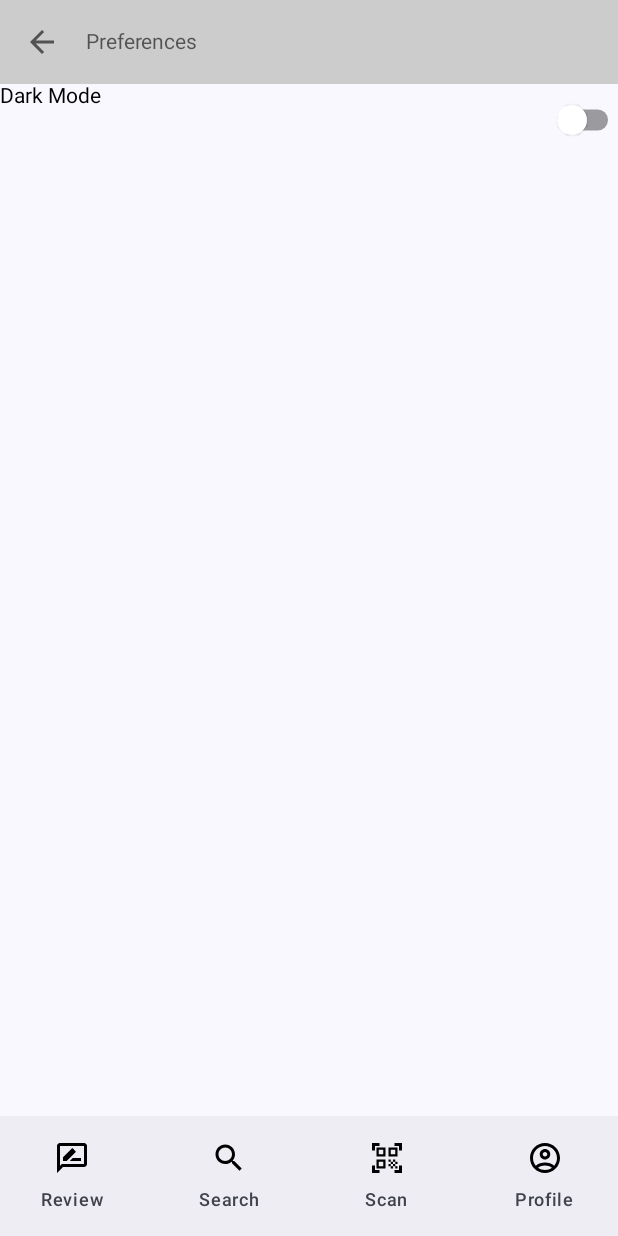
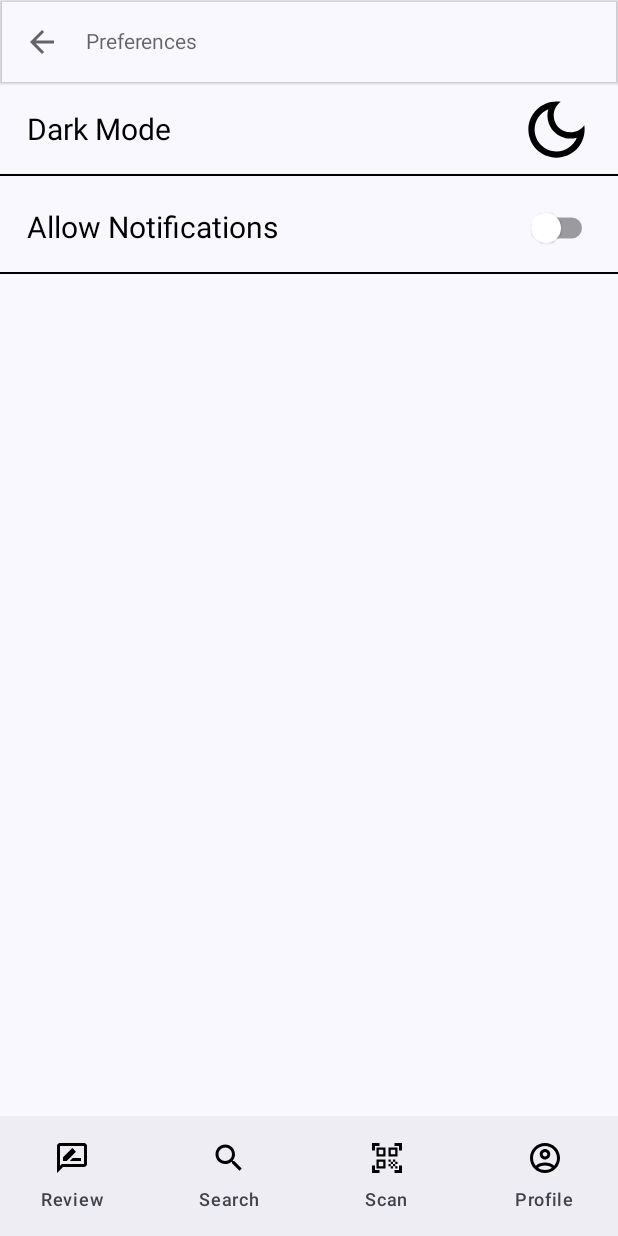
Before and after one commit to Geocasmith/BrewApp, an Android app built with Jetpack Compose: the edit screen opened through its navigation route, on a phone screen of 412 x 824 dp. Run offline under Robolectric (Android 15) with nearby library versions, the phone set to English and light mode, and no system bars; our stand-ins replace accompanist; libraries missing offline, so code that uses them is left out: com.google.accompanist.navigation.

Commit message:
Updating Pref Screen and Working with Protobuffers

```diff
--- /dev/null
+++ b/app/src/main/java/com/example/seng440assignment2/PrefScreen.kt
@@ -0,0 +1,131 @@
+package com.example.seng440assignment2
+
+import androidx.compose.foundation.layout.*
+import androidx.compose.foundation.lazy.LazyColumn
+import androidx.compose.foundation.lazy.items
+import androidx.compose.material.*
+import androidx.compose.material.icons.Icons
+import androidx.compose.material.icons.outlined.ArrowBack
+import androidx.compose.material.icons.outlined.DarkMode
+import androidx.compose.material.icons.outlined.LightMode
+import androidx.compose.runtime.*
+import androidx.compose.ui.Alignment
+import androidx.compose.ui.Modifier
+import androidx.compose.ui.graphics.Color
+import androidx.compose.ui.res.stringResource
+import androidx.compose.ui.tooling.preview.Preview
+import androidx.compose.ui.unit.dp
+import androidx.compose.ui.unit.sp
+import androidx.compose.ui.window.Dialog
+import androidx.lifecycle.ViewModel
+
+
+@OptIn(ExperimentalMaterialApi::class)
+@Composable
+fun PrefScreen(onBackButtonPress: () -> Unit) {
+
+    var isDarkMode by remember { mutableStateOf(false) };
+    var allowNotification by remember { mutableStateOf(false) }
+    var openDayDialog by remember { mutableStateOf(false) }
+
+    val days = listOf("Monday", "Tuesday", "Wednesday", "Thursday", "Friday", "Saturday", "Sunday")
+    val selectedDays = mutableStateListOf<String>()
+
+    if (openDayDialog) {
+        Dialog(onDismissRequest = { openDayDialog = false }) {
+            LazyColumn {
+                items(items = days, key = {days.indexOf(it)}) { day ->
+                    Text(text = day)
+                    Checkbox(checked = selectedDays.contains(day), onCheckedChange = { isChecked ->
+                        if (isChecked) {
+                            selectedDays.remove(day)
+                        } else {
+                            selectedDays.add(day)
+                        }
+                    })
+                }
+            }
+        }
+    }
+
+    Column(Modifier.fillMaxWidth()) {
+        TopAppBar(backgroundColor = Color.Transparent, elevation = 1.dp)
+        {
+            IconButton(onClick = { onBackButtonPress() }) {
+                Icon(Icons.Outlined.ArrowBack, contentDescription = null)
+            }
+            Text(modifier = Modifier.padding(horizontal = 5.dp), text = stringResource(id = R.string.profile_pref))
+        }
+        LazyColumn(verticalArrangement = Arrangement.spacedBy(4.dp)) {
+            item {
+                Box(modifier = Modifier
+                    .fillMaxWidth()
+                    .padding(horizontal = 16.dp)
+                    .size(60.dp), contentAlignment = Alignment.CenterStart)
+                {
+                    Row(verticalAlignment = Alignment.CenterVertically) {
+                        Text(modifier = Modifier.padding(horizontal = 2.dp),
+                            text = stringResource(id = R.string.pref_darkmode),
+                            fontSize = 20.sp)
+                        Spacer(modifier = Modifier.weight(1f))
+                        IconButton( onClick = { isDarkMode = !isDarkMode }) {
+                            if (!isDarkMode) {
+                                Icon(Icons.Outlined.DarkMode, modifier = Modifier.size(50.dp), contentDescription = null)
+                            }
+                            else {
+                                Icon(Icons.Outlined.LightMode, modifier = Modifier.size(50.dp), contentDescription = null)
+                            }
+                        }
+                    }
+                }
+                Divider(color = Color.Black)
+            }
+            item {
+                Box(modifier = Modifier
+                    .fillMaxWidth()
+                    .padding(horizontal = 16.dp)
+                    .size(60.dp), contentAlignment = Alignment.CenterStart)
+                {
+                    Row(verticalAlignment = Alignment.CenterVertically) {
+                        Text(modifier = Modifier.padding(horizontal = 2.dp),
+                            text = stringResource(id = R.string.pref_allow_notifications),
+                            fontSize = 20.sp)
+                        Spacer(modifier = Modifier.weight(1f))
+                        Switch(modifier = Modifier.size(50.dp), checked = allowNotification, onCheckedChange = { allowNotification = !allowNotification })
+                    }
+                }
+                Divider(color = Color.Black)
+            }
+
+            if (allowNotification) {
+                item {
+                    Box(modifier = Modifier
+                        .fillMaxWidth()
+                        .padding(horizontal = 16.dp)
+                        .size(60.dp)
+                        , contentAlignment = Alignment.CenterStart)
+                    {
+                        Row(verticalAlignment = Alignment.CenterVertically) {
+                            Text(modifier = Modifier.padding(horizontal = 2.dp),
+                                text = stringResource(id = R.string.pref_notification_days),
+                                fontSize = 20.sp)
+                            Spacer(modifier = Modifier.weight(1f))
+                            Button(onClick = { openDayDialog = true }) {
+                                Text(text = "Set")
+                            }
+                        }
+                    }
+                    Divider(color = Color.Black)
+                }
+            }
+        }
+    }
+}
+
+@Preview
+@Composable
+fun Prev() {
+    PrefScreen {
+        null
+    }
+}
--- a/app/src/main/java/com/example/seng440assignment2/ProfileScreen.kt
+++ b/app/src/main/java/com/example/seng440assignment2/ProfileScreen.kt
@@ -3,23 +3,26 @@ package com.example.seng440assignment2
 import androidx.compose.foundation.ExperimentalFoundationApi
 import androidx.compose.foundation.layout.*
 import androidx.compose.foundation.lazy.LazyColumn
+import androidx.compose.foundation.lazy.items
 import androidx.compose.foundation.shape.CircleShape
 import androidx.compose.material.*
 import androidx.compose.material.icons.Icons
-import androidx.compose.material.icons.outlined.ArrowBack
-import androidx.compose.material.icons.outlined.ArrowLeft
-import androidx.compose.material.icons.outlined.MoreVert
+import androidx.compose.material.icons.outlined.*
 import androidx.compose.runtime.*
 import androidx.compose.ui.Alignment
 import androidx.compose.ui.Modifier
 import androidx.compose.ui.draw.clip
 import androidx.compose.ui.graphics.Color
 import androidx.compose.ui.layout.ContentScale
+import androidx.compose.ui.modifier.modifierLocalConsumer
 import androidx.compose.ui.platform.LocalContext
 import androidx.compose.ui.res.painterResource
 import androidx.compose.ui.res.stringResource
+import androidx.compose.ui.tooling.preview.Preview
 import androidx.compose.ui.unit.dp
 import androidx.compose.ui.unit.sp
+import androidx.compose.ui.window.Dialog
+import androidx.compose.ui.zIndex
 import coil.compose.AsyncImage
 import coil.request.ImageRequest
 
@@ -90,18 +93,14 @@ fun ProfileScreen(onNavigateToEdit: () -> Unit, onNavigateToPref: () -> Unit)
                     }
                 }
             }
-
             // Add Reviews Here
         }
     )
 }
 
+
 @Composable
-fun PrefScreen(onBackButtonPress: () -> Unit) {
-
-    var isDarkMode by remember { mutableStateOf(false) };
-
-
+fun EditScreen(onBackButtonPress: () -> Unit) {
     Column() {
         TopAppBar(backgroundColor = Color.LightGray, elevation = 0.dp )
         {
@@ -116,15 +115,11 @@ fun PrefScreen(onBackButtonPress: () -> Unit) {
             Row() {
                 Text(text = stringResource(id = R.string.pref_darkmode))
                 Spacer(modifier = Modifier.weight(1f))
-                Switch(checked = isDarkMode, onCheckedChange = {  isDarkMode = !isDarkMode /* TODO: Set Global Mode */ })
             }
         }
 
     }
-
-
 }
-
 
 
 @Composable
--- a/app/src/main/res/values/strings.xml
+++ b/app/src/main/res/values/strings.xml
@@ -8,4 +8,6 @@
     <string name="profile_edit">Edit</string>
     <string name="profile_pref">Preferences</string>
     <string name="pref_darkmode">Dark Mode</string>
+    <string name="pref_allow_notifications">Allow Notifications</string>
+    <string name="pref_notification_days">Days</string>
 </resources>
```
Also changed, not shown: app/build.gradle (+23 -0 lines), app/src/main/java/com/example/seng440assignment2/datastore/UserPreferencesSerializer.kt (added, +8 -0 lines), 1 other file.
